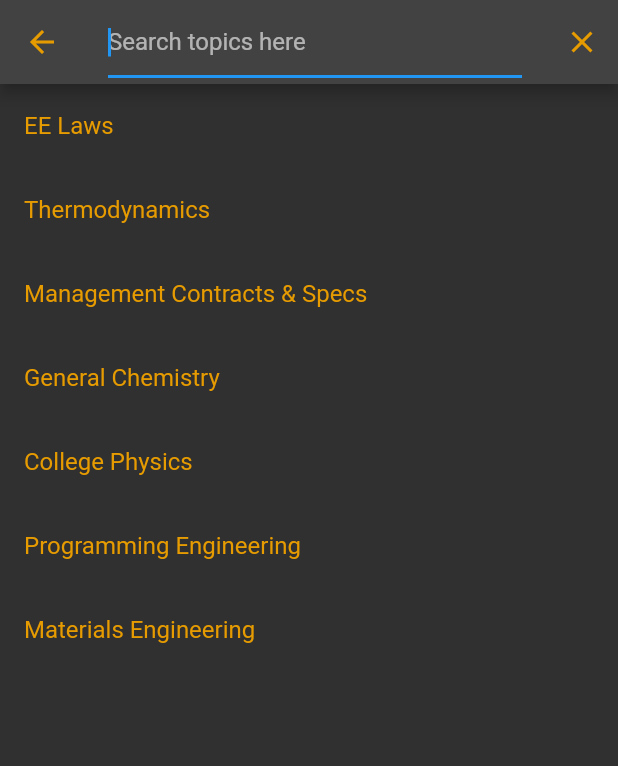
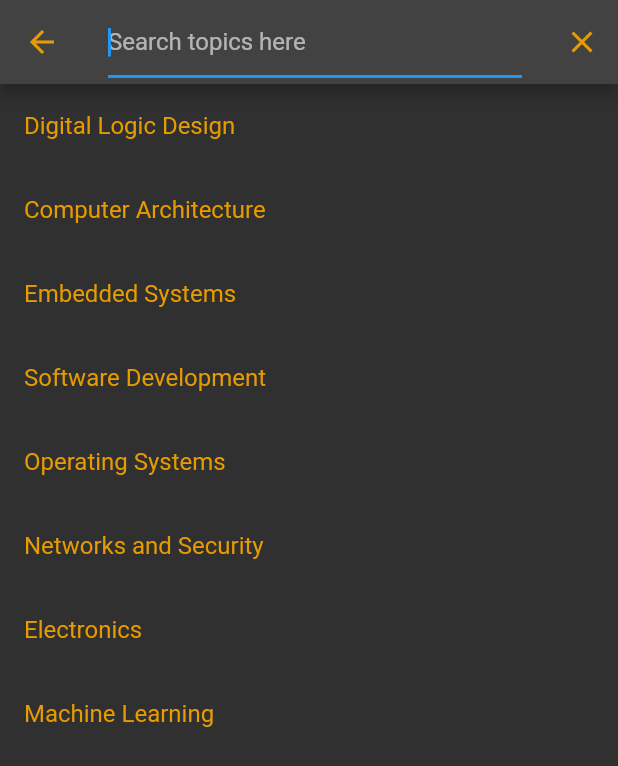
Before and after one commit to fritzlamparas/StudyForge, a Flutter app: the screen it shows after launch, after a tap on the "search" icon, on a phone screen of 412 x 824 dp. Shown: the top 766 px of the screen. Run offline on Flutter 3.47's test engine with Material 2 defaults, Android fonts, the phone set to English and light mode, and no system bars; our stand-ins replace cloud_firestore, firebase_core, flutter_native_splash; accounts and stored records are empty; Roboto replaces fonts that are missing (RobotoMedium).

Commit message:
0731adjustments

```diff
--- a/lib/nav_pages/aboutUs.dart
+++ b/lib/nav_pages/aboutUs.dart
@@ -1,3 +1,5 @@
+// ignore_for_file: file_names
+
 import 'package:flutter/material.dart';
 
 class AboutUsPage extends StatelessWidget {
@@ -41,7 +43,7 @@ class AboutUsPage extends StatelessWidget {
             Container(
               padding: const EdgeInsets.fromLTRB(20, 10, 20, 10),
               child: const Text(
-                'StudyForge is a mobile app designed to aid electrical engineering students in preparing for their pre-board exams. The app employs a quiz tool to test users on crucial exam topics, providing a streamlined and effective study experience with its user-friendly interface. StudyForge is an essential companion for students seeking comprehensive review in the field of electrical engineering.',
+                'StudyForge is a mobile app designed to aid computer engineering students in preparing for their pre-board exams. The app employs a quiz tool to test users on crucial exam topics, providing a streamlined and effective study experience with its user-friendly interface. StudyForge is an essential companion for students seeking comprehensive review in the field of computer engineering.',
                 style: TextStyle(
                     fontSize: 18,
                     fontFamily: 'RobotoMedium',
--- a/lib/nav_pages/home.dart
+++ b/lib/nav_pages/home.dart
@@ -10,13 +10,14 @@ class homePage extends StatefulWidget {
 }
 
 const List<String> plants = [
-  "EE Laws",
-  "Thermodynamics",
-  "Management Contracts & Specs",
-  "General Chemistry",
-  "College Physics",
-  "Programming Engineering",
-  "Materials Engineering"
+  "Digital Logic Design",
+  "Computer Architecture",
+  "Embedded Systems",
+  "Software Development",
+  "Operating Systems",
+  "Networks and Security",
+  "Electronics",
+  "Machine Learning"
 ];
 
 class CustomSearchDelegate extends SearchDelegate {
@@ -196,7 +197,7 @@ class _HomePageState extends State<homePage> {
                   style: TextStyle(
                       fontSize: 18,
                       fontFamily: 'RobotoMedium',
-                      color: Color.fromRGBO(230, 155, 0, 1.0)),
+                      color: Colors.white),
                   textAlign: TextAlign.left),
             ),
             const SizedBox(
--- a/lib/widgets/quiz.dart
+++ b/lib/widgets/quiz.dart
@@ -252,7 +252,7 @@ class _QuizCardState extends State<QuizCard> {
                             : () {
                                 if (!answerSubmitted) {
                                   bool userAnswerIsCorrect =
-                                      option == widget._question.correctAnswer;
+                                      option == widget._question.ans;
                                   handleOptionSelection(
                                       userAnswerIsCorrect, index);
                                   widget.onAnswerSubmitted(userAnswerIsCorrect);
@@ -283,7 +283,7 @@ class _QuizCardState extends State<QuizCard> {
             ),
             if (showCorrectAnswer && answerSubmitted)
               Text(
-                'Correct Answer: ${widget._question.correctAnswer}',
+                'Correct Answer: ${widget._question.ans}',
                 style: const TextStyle(
                   color: Color.fromRGBO(31, 31, 31, 1.0),
                   fontWeight: FontWeight.bold,
--- a/pubspec.yaml
+++ b/pubspec.yaml
@@ -85,9 +85,8 @@ flutter:
   # the material Icons class.
   uses-material-design: true
   assets:
-  - assets/images/JC_pic.jpg
   - assets/images/Fritz_pic.jpg
-  - assets/images/Russel_pic.jpg
+
   - assets/images/logo.png
   - assets/labels.txt
   - assets/Images_of_Plant/0.png
@@ -97,6 +96,7 @@ flutter:
   - assets/Images_of_Plant/4.png
   - assets/Images_of_Plant/5.png
   - assets/Images_of_Plant/6.png
+  - assets/Images_of_Plant/7.png
 
 
 
```
Also changed, not shown: lib/models/quiz_display.dart (+4 -4 lines), assets/Images_of_Plant/7.png (added), assets/images/JC_pic.jpg (deleted), assets/images/Russel_pic.jpg (deleted).
